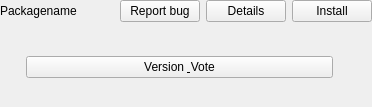
This is src/appitem.ui in achipa/keepitsimpletester as Qt 5 draws it before an edit. The edited form follows.
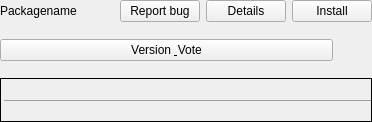
This is the edited form. Icons and pictures are not drawn.

What changed in the file:
```diff
--- a/src/appitem.ui
+++ b/src/appitem.ui
@@ -7,7 +7,7 @@
     <x>0</x>
     <y>0</y>
     <width>372</width>
-    <height>107</height>
+    <height>122</height>
    </rect>
   </property>
   <property name="windowTitle">
@@ -70,26 +70,6 @@
    </item>
    <item>
     <layout class="QHBoxLayout" name="horizontalLayout">
-     <item>
-      <widget class="QLabel" name="votedUpLabel">
-       <property name="text">
-        <string/>
-       </property>
-       <property name="pixmap">
-        <pixmap resource="kisstester.qrc">:/icons/favourite.png</pixmap>
-       </property>
-      </widget>
-     </item>
-     <item>
-      <widget class="QLabel" name="votedDownLabel">
-       <property name="text">
-        <string/>
-       </property>
-       <property name="pixmap">
-        <pixmap resource="kisstester.qrc">:/icons/buried.png</pixmap>
-       </property>
-      </widget>
-     </item>
      <item>
       <widget class="QPushButton" name="pButton_vote">
        <property name="sizePolicy">
@@ -139,6 +119,16 @@
      </item>
     </layout>
    </item>
+   <item>
+    <widget class="QLabel" name="label">
+     <property name="frameShape">
+      <enum>QFrame::Box</enum>
+     </property>
+     <property name="text">
+      <string>&lt;HR&gt;</string>
+     </property>
+    </widget>
+   </item>
   </layout>
  </widget>
  <resources>
```
Left out of the diff: 4 changed lines with no effect on the pictures.
